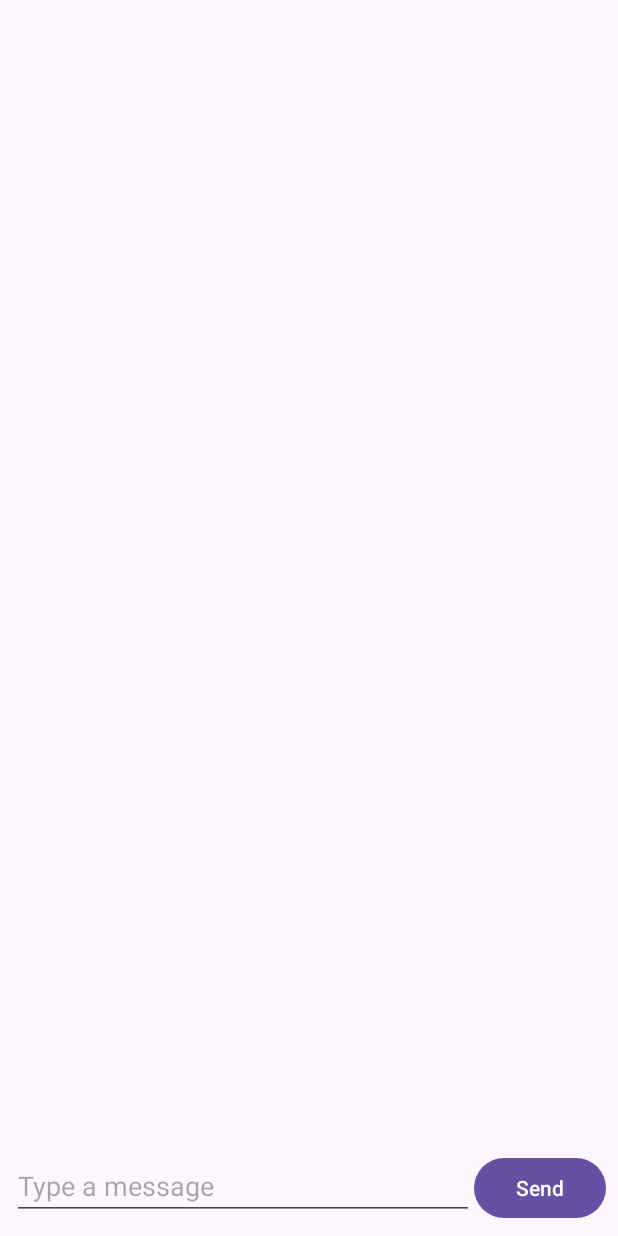
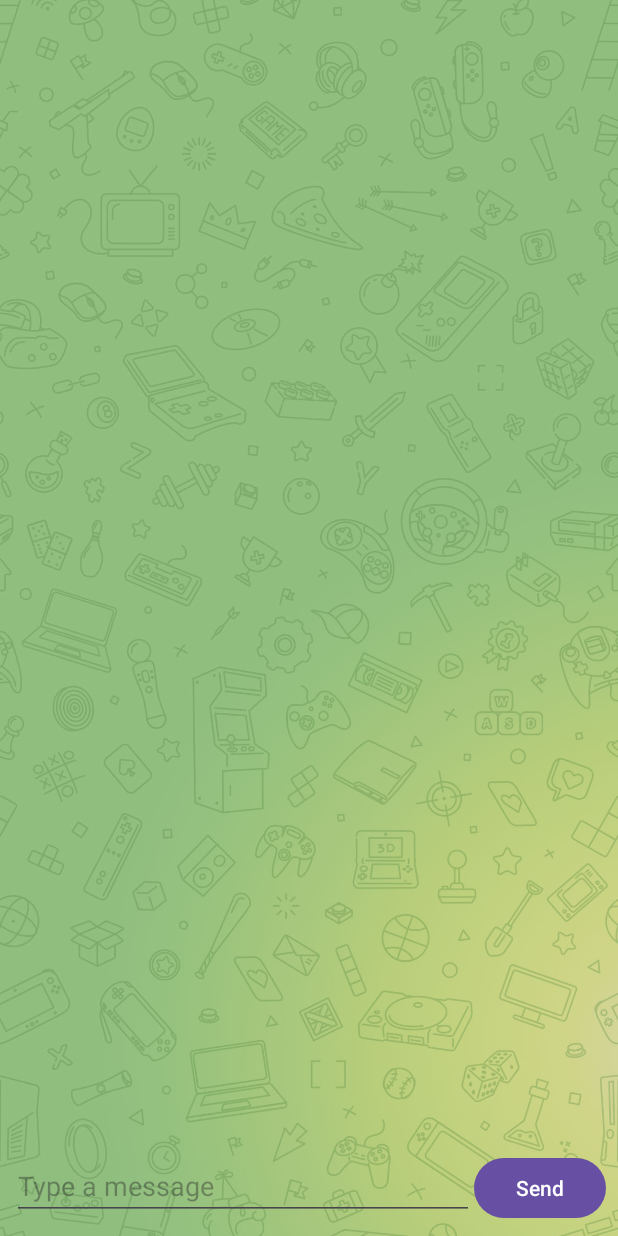
Before and after one commit to dmagan/AppAndroid, an Android app: the ChatActivity screen opened directly, with no data from a screen before it, on a phone screen of 412 x 824 dp. Run offline under Robolectric (Android 15) with nearby library versions, the phone set to English and light mode, and no system bars.

Commit message:
عکس به صفحه چت اضافه شد

```diff
--- a/app/src/main/res/drawable/message_background.xml
+++ b/app/src/main/res/drawable/message_background.xml
@@ -1,4 +1,4 @@
 <shape xmlns:android="http://schemas.android.com/apk/res/android">
-    <solid android:color="@android:color/holo_blue_light"/>
+    <solid android:color="#F0F0F0"/>
     <corners android:radius="8dp"/>
 </shape>
--- a/app/src/main/res/layout/activity_chat.xml
+++ b/app/src/main/res/layout/activity_chat.xml
@@ -4,6 +4,15 @@
     android:layout_width="match_parent"
     android:layout_height="match_parent"
     tools:context=".ChatActivity">
+
+    <!-- ImageView برای تصویر پس‌زمینه -->
+    <ImageView
+        android:id="@+id/chatBackground"
+        android:layout_width="match_parent"
+        android:layout_height="match_parent"
+        android:scaleType="centerCrop"
+        android:src="@drawable/chat_background"
+        android:contentDescription="@null" />
 
     <androidx.recyclerview.widget.RecyclerView
         android:id="@+id/recyclerViewMessages"
```
Also changed, not shown: app/src/main/res/drawable/chat_background.jpg (added).
